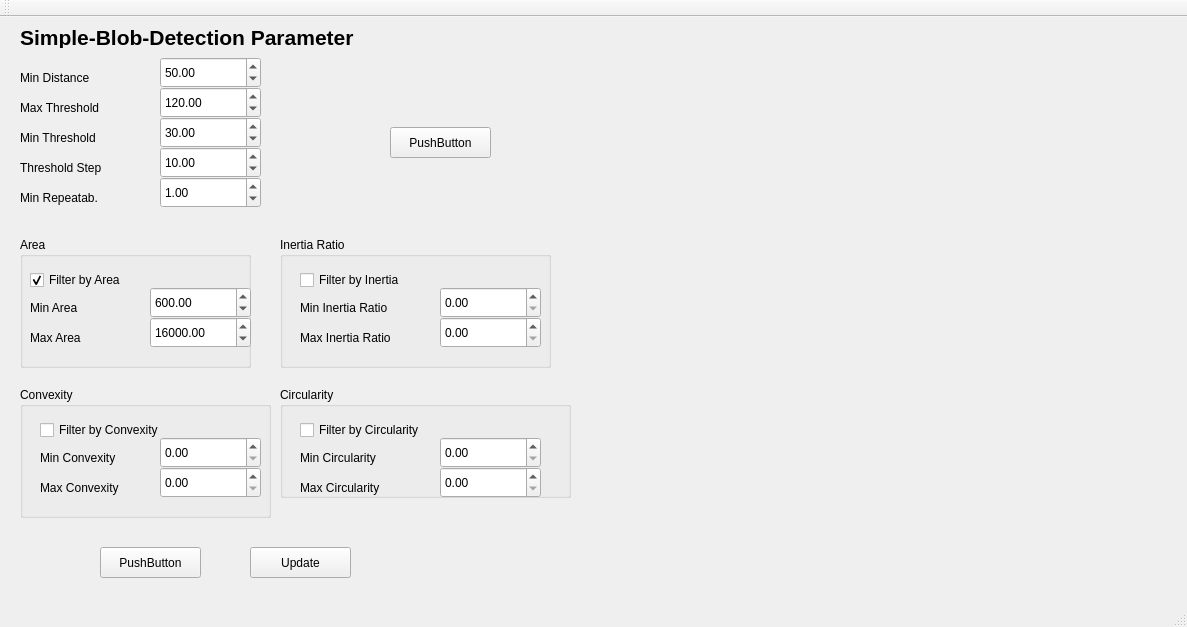
MarvinElz/Rutenerkennung, file Rutenerkennung/mainwindow.ui: the form before one commit.
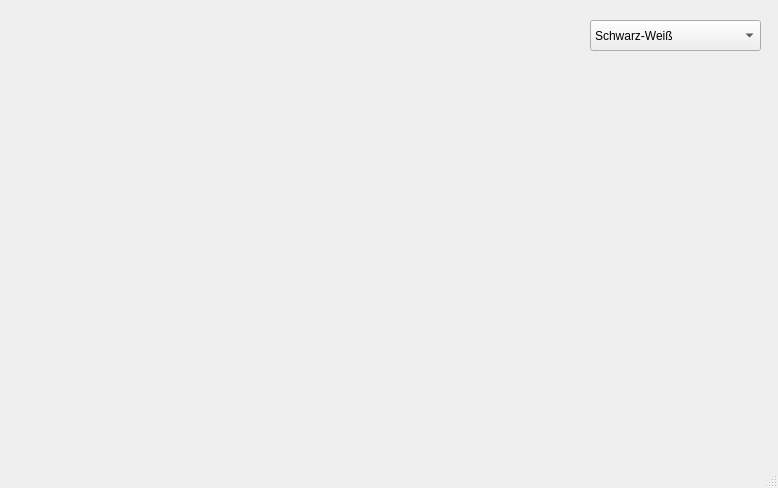
The form after the commit.

```diff
--- a/Rutenerkennung/mainwindow.ui
+++ b/Rutenerkennung/mainwindow.ui
@@ -6,8 +6,8 @@
    <rect>
     <x>0</x>
     <y>0</y>
-    <width>1187</width>
-    <height>627</height>
+    <width>778</width>
+    <height>488</height>
    </rect>
   </property>
   <property name="windowTitle">
@@ -18,536 +18,60 @@
     <property name="geometry">
      <rect>
       <x>20</x>
-      <y>50</y>
-      <width>101</width>
-      <height>21</height>
-     </rect>
-    </property>
-    <property name="text">
-     <string>Min Distance</string>
-    </property>
-   </widget>
-   <widget class="QLabel" name="label_2">
-    <property name="geometry">
-     <rect>
-      <x>20</x>
-      <y>140</y>
-      <width>111</width>
-      <height>21</height>
-     </rect>
-    </property>
-    <property name="text">
-     <string>Threshold Step</string>
-    </property>
-   </widget>
-   <widget class="QLabel" name="label_3">
-    <property name="geometry">
-     <rect>
-      <x>20</x>
-      <y>170</y>
-      <width>111</width>
-      <height>21</height>
-     </rect>
-    </property>
-    <property name="text">
-     <string>Min Repeatab.</string>
-    </property>
-   </widget>
-   <widget class="QLabel" name="label_4">
-    <property name="geometry">
-     <rect>
-      <x>20</x>
-      <y>80</y>
-      <width>111</width>
-      <height>21</height>
-     </rect>
-    </property>
-    <property name="text">
-     <string>Max Threshold</string>
-    </property>
-   </widget>
-   <widget class="QLabel" name="label_10">
-    <property name="geometry">
-     <rect>
-      <x>20</x>
-      <y>10</y>
-      <width>371</width>
-      <height>21</height>
-     </rect>
-    </property>
-    <property name="font">
-     <font>
-      <pointsize>16</pointsize>
-      <weight>75</weight>
-      <bold>true</bold>
-     </font>
-    </property>
-    <property name="text">
-     <string>Simple-Blob-Detection Parameter</string>
-    </property>
-   </widget>
-   <widget class="QPushButton" name="Parameter_Updated">
-    <property name="geometry">
-     <rect>
-      <x>250</x>
-      <y>530</y>
-      <width>101</width>
-      <height>31</height>
-     </rect>
-    </property>
-    <property name="text">
-     <string>Update</string>
-    </property>
-   </widget>
-   <widget class="QGroupBox" name="groupBox">
-    <property name="geometry">
-     <rect>
-      <x>20</x>
-      <y>220</y>
-      <width>231</width>
-      <height>131</height>
-     </rect>
-    </property>
-    <property name="title">
-     <string>Area</string>
-    </property>
-    <widget class="QCheckBox" name="cB_filterByArea">
-     <property name="geometry">
-      <rect>
-       <x>10</x>
-       <y>30</y>
-       <width>141</width>
-       <height>26</height>
-      </rect>
-     </property>
-     <property name="text">
-      <string>Filter by Area</string>
-     </property>
-     <property name="checked">
-      <bool>true</bool>
-     </property>
-    </widget>
-    <widget class="QLabel" name="label_5">
-     <property name="geometry">
-      <rect>
-       <x>10</x>
-       <y>60</y>
-       <width>101</width>
-       <height>21</height>
-      </rect>
-     </property>
-     <property name="text">
-      <string>Min Area</string>
-     </property>
-    </widget>
-    <widget class="QLabel" name="label_6">
-     <property name="geometry">
-      <rect>
-       <x>10</x>
-       <y>90</y>
-       <width>101</width>
-       <height>21</height>
-      </rect>
-     </property>
-     <property name="text">
-      <string>Max Area</string>
-     </property>
-    </widget>
-    <widget class="QDoubleSpinBox" name="dSB_minArea">
-     <property name="geometry">
-      <rect>
-       <x>130</x>
-       <y>50</y>
-       <width>101</width>
-       <height>31</height>
-      </rect>
-     </property>
-     <property name="maximum">
-      <double>100000.000000000000000</double>
-     </property>
-     <property name="value">
-      <double>600.000000000000000</double>
-     </property>
-    </widget>
-    <widget class="QDoubleSpinBox" name="dSB_maxArea">
-     <property name="geometry">
-      <rect>
-       <x>130</x>
-       <y>80</y>
-       <width>101</width>
-       <height>31</height>
-      </rect>
-     </property>
-     <property name="maximum">
-      <double>100000.000000000000000</double>
-     </property>
-     <property name="value">
-      <double>16000.000000000000000</double>
-     </property>
-    </widget>
-   </widget>
-   <widget class="QGroupBox" name="groupBox_2">
-    <property name="geometry">
-     <rect>
-      <x>280</x>
-      <y>370</y>
-      <width>291</width>
-      <height>111</height>
-     </rect>
-    </property>
-    <property name="title">
-     <string>Circularity</string>
-    </property>
-    <widget class="QCheckBox" name="cB_filterByCircularity">
-     <property name="geometry">
-      <rect>
-       <x>20</x>
-       <y>30</y>
-       <width>191</width>
-       <height>26</height>
-      </rect>
-     </property>
-     <property name="text">
-      <string>Filter by Circularity</string>
-     </property>
-    </widget>
-    <widget class="QLabel" name="label_12">
-     <property name="geometry">
-      <rect>
-       <x>20</x>
-       <y>60</y>
-       <width>111</width>
-       <height>21</height>
-      </rect>
-     </property>
-     <property name="text">
-      <string>Min Circularity</string>
-     </property>
-    </widget>
-    <widget class="QLabel" name="label_13">
-     <property name="geometry">
-      <rect>
-       <x>20</x>
-       <y>90</y>
-       <width>111</width>
-       <height>21</height>
-      </rect>
-     </property>
-     <property name="text">
-      <string>Max Circularity</string>
-     </property>
-    </widget>
-    <widget class="QDoubleSpinBox" name="dSB_maxCircularity">
-     <property name="geometry">
-      <rect>
-       <x>160</x>
-       <y>80</y>
-       <width>101</width>
-       <height>31</height>
-      </rect>
-     </property>
-    </widget>
-    <widget class="QDoubleSpinBox" name="dSB_minCircularity">
-     <property name="geometry">
-      <rect>
-       <x>160</x>
-       <y>50</y>
-       <width>101</width>
-       <height>31</height>
-      </rect>
-     </property>
-    </widget>
-   </widget>
-   <widget class="QLabel" name="label_11">
-    <property name="geometry">
-     <rect>
-      <x>20</x>
-      <y>110</y>
-      <width>111</width>
-      <height>21</height>
-     </rect>
-    </property>
-    <property name="text">
-     <string>Min Threshold</string>
-    </property>
-   </widget>
-   <widget class="QGroupBox" name="groupBox_3">
-    <property name="geometry">
-     <rect>
-      <x>20</x>
-      <y>370</y>
-      <width>251</width>
-      <height>131</height>
-     </rect>
-    </property>
-    <property name="title">
-     <string>Convexity</string>
-    </property>
-    <widget class="QCheckBox" name="cB_filterByConvexity">
-     <property name="geometry">
-      <rect>
-       <x>20</x>
-       <y>30</y>
-       <width>171</width>
-       <height>26</height>
-      </rect>
-     </property>
-     <property name="text">
-      <string>Filter by Convexity</string>
-     </property>
-    </widget>
-    <widget class="QLabel" name="label_7">
-     <property name="geometry">
-      <rect>
-       <x>20</x>
-       <y>90</y>
-       <width>121</width>
-       <height>21</height>
-      </rect>
-     </property>
-     <property name="text">
-      <string>Max Convexity</string>
-     </property>
-    </widget>
-    <widget class="QLabel" name="label_8">
-     <property name="geometry">
-      <rect>
-       <x>20</x>
-       <y>60</y>
-       <width>121</width>
-       <height>21</height>
-      </rect>
-     </property>
-     <property name="text">
-      <string>Min Convexity</string>
-     </property>
-    </widget>
-    <widget class="QDoubleSpinBox" name="dSB_maxConvexity">
-     <property name="geometry">
-      <rect>
-       <x>140</x>
-       <y>80</y>
-       <width>101</width>
-       <height>31</height>
-      </rect>
-     </property>
-    </widget>
-    <widget class="QDoubleSpinBox" name="dSB_minConvexity">
-     <property name="geometry">
-      <rect>
-       <x>140</x>
-       <y>50</y>
-       <width>101</width>
-       <height>31</height>
-      </rect>
-     </property>
-    </widget>
-   </widget>
-   <widget class="QGroupBox" name="groupBox_4">
-    <property name="geometry">
-     <rect>
-      <x>280</x>
-      <y>220</y>
-      <width>271</width>
-      <height>131</height>
-     </rect>
-    </property>
-    <property name="title">
-     <string>Inertia Ratio</string>
-    </property>
-    <widget class="QCheckBox" name="cB_filterByInertia">
-     <property name="geometry">
-      <rect>
-       <x>20</x>
-       <y>30</y>
-       <width>171</width>
-       <height>26</height>
-      </rect>
-     </property>
-     <property name="text">
-      <string>Filter by Inertia</string>
-     </property>
-    </widget>
-    <widget class="QLabel" name="label_9">
-     <property name="geometry">
-      <rect>
-       <x>20</x>
-       <y>90</y>
-       <width>121</width>
-       <height>21</height>
-      </rect>
-     </property>
-     <property name="text">
-      <string>Max Inertia Ratio</string>
-     </property>
-    </widget>
-    <widget class="QLabel" name="label_14">
-     <property name="geometry">
-      <rect>
-       <x>20</x>
-       <y>60</y>
-       <width>121</width>
-       <height>21</height>
-      </rect>
-     </property>
-     <property name="text">
-      <string>Min Inertia Ratio</string>
-     </property>
-    </widget>
-    <widget class="QDoubleSpinBox" name="dSB_maxInertia">
-     <property name="geometry">
-      <rect>
-       <x>160</x>
-       <y>80</y>
-       <width>101</width>
-       <height>31</height>
-      </rect>
-     </property>
-     <property name="maximum">
-      <double>1.000000000000000</double>
-     </property>
-     <property name="singleStep">
-      <double>0.100000000000000</double>
-     </property>
-    </widget>
-    <widget class="QDoubleSpinBox" name="dSB_minInertia">
-     <property name="geometry">
-      <rect>
-       <x>160</x>
-       <y>50</y>
-       <width>101</width>
-       <height>31</height>
-      </rect>
-     </property>
-     <property name="maximum">
-      <double>1.000000000000000</double>
-     </property>
-     <property name="singleStep">
-      <double>0.100000000000000</double>
-     </property>
-    </widget>
-   </widget>
-   <widget class="QDoubleSpinBox" name="dSB_minDistance">
-    <property name="geometry">
-     <rect>
-      <x>160</x>
-      <y>40</y>
-      <width>101</width>
-      <height>31</height>
-     </rect>
-    </property>
-    <property name="maximum">
-     <double>99999.000000000000000</double>
-    </property>
-    <property name="value">
-     <double>50.000000000000000</double>
-    </property>
-   </widget>
-   <widget class="QDoubleSpinBox" name="dSB_maxThreshold">
-    <property name="geometry">
-     <rect>
-      <x>160</x>
-      <y>70</y>
-      <width>101</width>
-      <height>31</height>
-     </rect>
-    </property>
-    <property name="maximum">
-     <double>100000.000000000000000</double>
-    </property>
-    <property name="value">
-     <double>120.000000000000000</double>
-    </property>
-   </widget>
-   <widget class="QDoubleSpinBox" name="dSB_minThreshold">
-    <property name="geometry">
-     <rect>
-      <x>160</x>
-      <y>100</y>
-      <width>101</width>
-      <height>31</height>
-     </rect>
-    </property>
-    <property name="maximum">
-     <double>10000.000000000000000</double>
-    </property>
-    <property name="value">
-     <double>30.000000000000000</double>
-    </property>
-   </widget>
-   <widget class="QDoubleSpinBox" name="dSB_thresholdStep">
-    <property name="geometry">
-     <rect>
-      <x>160</x>
-      <y>130</y>
-      <width>101</width>
-      <height>31</height>
-     </rect>
-    </property>
-    <property name="value">
-     <double>10.000000000000000</double>
-    </property>
-   </widget>
-   <widget class="QDoubleSpinBox" name="dSB_minRepeatability">
-    <property name="geometry">
-     <rect>
-      <x>160</x>
-      <y>160</y>
-      <width>101</width>
-      <height>31</height>
-     </rect>
-    </property>
-    <property name="value">
-     <double>1.000000000000000</double>
-    </property>
-   </widget>
-   <widget class="QLabel" name="label_15">
-    <property name="geometry">
-     <rect>
-      <x>570</x>
-      <y>30</y>
-      <width>601</width>
-      <height>471</height>
+      <y>20</y>
+      <width>551</width>
+      <height>421</height>
      </rect>
     </property>
     <property name="text">
      <string/>
     </property>
    </widget>
-   <widget class="QPushButton" name="Einmessung_Koordinatensystem">
+   <widget class="QComboBox" name="Bildauswahl">
     <property name="geometry">
      <rect>
-      <x>100</x>
-      <y>530</y>
-      <width>101</width>
+      <x>590</x>
+      <y>20</y>
+      <width>171</width>
       <height>31</height>
      </rect>
     </property>
-    <property name="text">
-     <string>PushButton</string>
-    </property>
+    <item>
+     <property name="text">
+      <string>Schwarz-Weiß</string>
+     </property>
+    </item>
+    <item>
+     <property name="text">
+      <string>Binär</string>
+     </property>
+    </item>
+    <item>
+     <property name="text">
+      <string>Binär-Opened</string>
+     </property>
+    </item>
+    <item>
+     <property name="text">
+      <string>Distance</string>
+     </property>
+    </item>
+    <item>
+     <property name="text">
+      <string>Distance-Threshold</string>
+     </property>
+    </item>
    </widget>
-   <widget class="QPushButton" name="pushButton">
-    <property name="geometry">
-     <rect>
-      <x>390</x>
-      <y>110</y>
-      <width>101</width>
-      <height>31</height>
-     </rect>
-    </property>
-    <property name="text">
-     <string>PushButton</string>
-    </property>
-   </widget>
   </widget>
-  <widget class="QToolBar" name="mainToolBar">
-   <attribute name="toolBarArea">
-    <enum>TopToolBarArea</enum>
-   </attribute>
-   <attribute name="toolBarBreak">
-    <bool>false</bool>
-   </attribute>
+  <widget class="QMenuBar" name="menubar">
+   <property name="geometry">
+    <rect>
+     <x>0</x>
+     <y>0</y>
+     <width>778</width>
+     <height>27</height>
+    </rect>
+   </property>
   </widget>
   <widget class="QStatusBar" name="statusBar"/>
  </widget>
```
Left out of the diff: 6 changed lines with no effect on the pictures.
